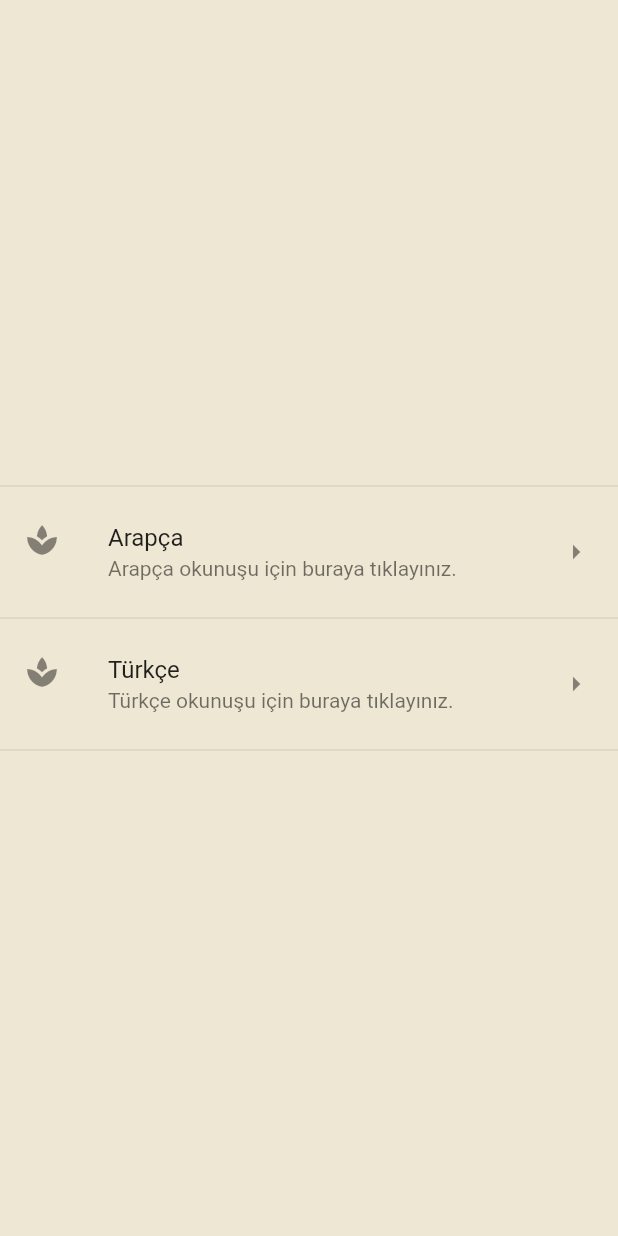
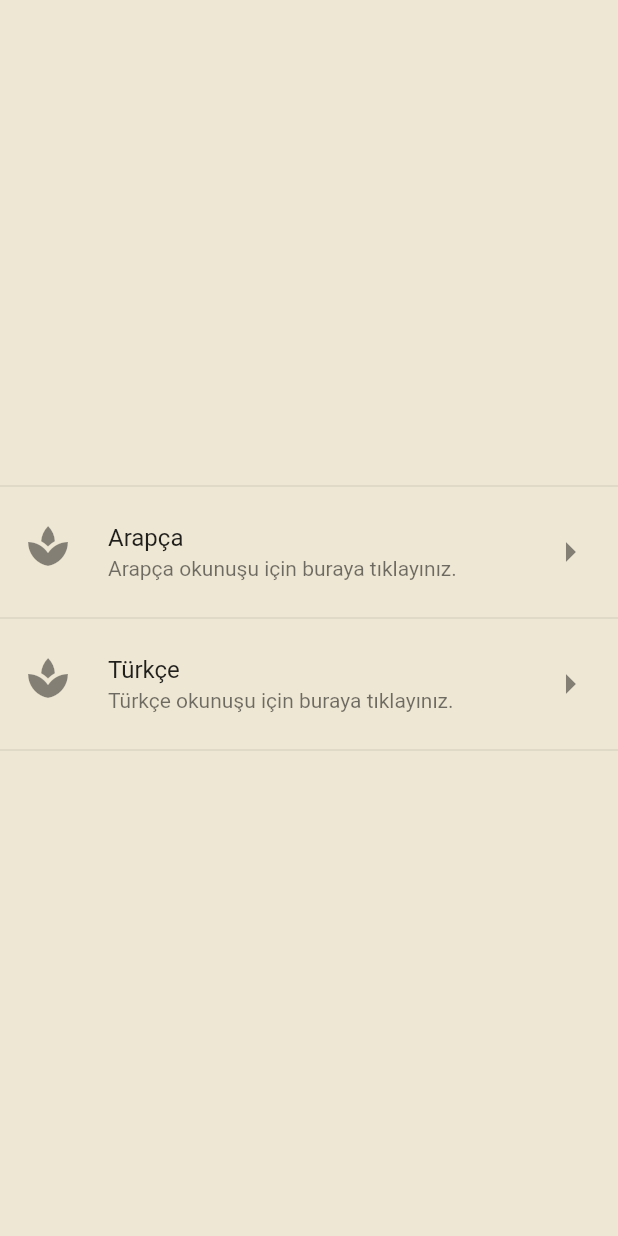
Before and after one commit to yakupbilgen/evradu-ezkar, a Flutter app: the screen it shows after launch, after a tap on "Tahmidiyye", on a phone screen of 412 x 824 dp. Run offline on Flutter 3.47's test engine with Material 2 defaults, Android fonts, the phone set to English and light mode, and no system bars.

Commit message:
app constant iconSize

```diff
--- a/lib/constant/app_constant.dart
+++ b/lib/constant/app_constant.dart
@@ -2,6 +2,8 @@ import 'package:flutter/material.dart';
 
 class AppConstant {
   static const bgColor = Color(0xFFEEE7D4);
+  static const iconSize = 32.0;
+  static const iconColor = Colors.red;
 
   static const screenListTahmidiyye = 'Tahmidiyye';
   static const screenListCelcelutiye = 'Celcelutiye';
--- a/lib/screen/haftalik_vird/haftalik_vird_count_screen.dart
+++ b/lib/screen/haftalik_vird/haftalik_vird_count_screen.dart
@@ -76,7 +76,11 @@ class _HaftalikVirdCountScreenState extends State<HaftalikVirdCountScreen> {
     );
 
     AlertDialog alert = AlertDialog(
-      title: const Icon(Icons.warning_amber),
+      title: const Icon(
+        Icons.warning_amber,
+        size: AppConstant.iconSize,
+        color: Colors.red,
+      ),
       content: const Text(HaftalikVirdConstant.dialogAlertContent),
       actions: [
         okButton,
--- a/lib/screen/haftalik_vird/haftalik_vird_homepage.dart
+++ b/lib/screen/haftalik_vird/haftalik_vird_homepage.dart
@@ -71,7 +71,11 @@ class _HaftalikVirdHomepageState extends State<HaftalikVirdHomepage> {
   ListTile buildListItem(String title, int evradTotalCount, String textTurkish,
       String textArabic) {
     return ListTile(
-      leading: const Icon(Icons.spa),
+      leading: const Icon(
+        Icons.spa,
+        size: AppConstant.iconSize,
+        color: Colors.red,
+      ),
       title: Text(title),
       trailing: const Icon(Icons.arrow_right),
       onTap: () {
--- a/lib/screen/homepage_screen_list.dart
+++ b/lib/screen/homepage_screen_list.dart
@@ -56,7 +56,8 @@ Widget listTileItem(
     mainAxisAlignment: MainAxisAlignment.center,
     children: [
       ListTile(
-        leading: const Icon(Icons.spa, size: 32, color: Colors.red),
+        leading: const Icon(Icons.spa,
+            size: AppConstant.iconSize, color: Colors.red),
         title: Text(
           title,
           style: Theme.of(context)
@@ -64,7 +65,8 @@ Widget listTileItem(
               .headline6
               ?.copyWith(fontWeight: FontWeight.bold),
         ),
-        trailing: const Icon(Icons.arrow_right, size: 32, color: Colors.red),
+        trailing: const Icon(Icons.arrow_right,
+            size: AppConstant.iconSize, color: Colors.red),
         onTap: () {
           Navigator.push(
               context, MaterialPageRoute(builder: (context) => navigatorFunc));
--- a/lib/screen/kucuk_cevsen/kucuk_cevsen_homepage.dart
+++ b/lib/screen/kucuk_cevsen/kucuk_cevsen_homepage.dart
@@ -23,7 +23,7 @@ class _KucukCevsenHomepageState extends State<KucukCevsenHomepage> {
                 return ListTile(
                   leading: const Icon(
                     Icons.spa,
-                    size: 32,
+                    size: AppConstant.iconSize,
                     color: Colors.red,
                   ),
                   title: Text(
@@ -34,7 +34,7 @@ class _KucukCevsenHomepageState extends State<KucukCevsenHomepage> {
                         ?.copyWith(fontWeight: FontWeight.bold),
                   ),
                   trailing: const Icon(Icons.arrow_right,
-                      size: 40, color: Colors.red),
+                      size: AppConstant.iconSize, color: Colors.red),
                   onTap: () {
                     Navigator.push(
                       context,
--- a/lib/screen/tahmidiyye/tahmidiyye_homepage.dart
+++ b/lib/screen/tahmidiyye/tahmidiyye_homepage.dart
@@ -1,3 +1,4 @@
+import 'package:evraduezkar/constant/app_constant.dart';
 import 'package:evraduezkar/constant/tahmidiyye/tahmidiyye_constant.dart';
 import 'package:evraduezkar/screen/tahmidiyye/tahmidiyye_arabic.dart';
 import 'package:evraduezkar/screen/tahmidiyye/tahmidiyye_turkish.dart';
@@ -22,10 +23,14 @@ class _TahmidiyyeHomePageState extends State<TahmidiyyeHomePage> {
           children: [
             const Divider(),
             ListTile(
-              leading: const Icon(Icons.spa),
+              leading: const Icon(
+                Icons.spa,
+                size: AppConstant.iconSize,
+              ),
               title: const Text(TahmidiyyeConstant.buttonArabic),
               subtitle: const Text(TahmidiyyeConstant.listTileTitleTextArabic),
-              trailing: const Icon(Icons.arrow_right),
+              trailing:
+                  const Icon(Icons.arrow_right, size: AppConstant.iconSize),
               onTap: () {
                 Navigator.push(
                   context,
@@ -37,10 +42,16 @@ class _TahmidiyyeHomePageState extends State<TahmidiyyeHomePage> {
             ),
             const Divider(),
             ListTile(
-              leading: const Icon(Icons.spa),
+              leading: const Icon(
+                Icons.spa,
+                size: AppConstant.iconSize,
+              ),
               title: const Text(TahmidiyyeConstant.buttonTurkish),
               subtitle: const Text(TahmidiyyeConstant.listTileTitleTextTurkish),
-              trailing: const Icon(Icons.arrow_right),
+              trailing: const Icon(
+                Icons.arrow_right,
+                size: AppConstant.iconSize,
+              ),
               onTap: () {
                 Navigator.push(
                   context,
```
